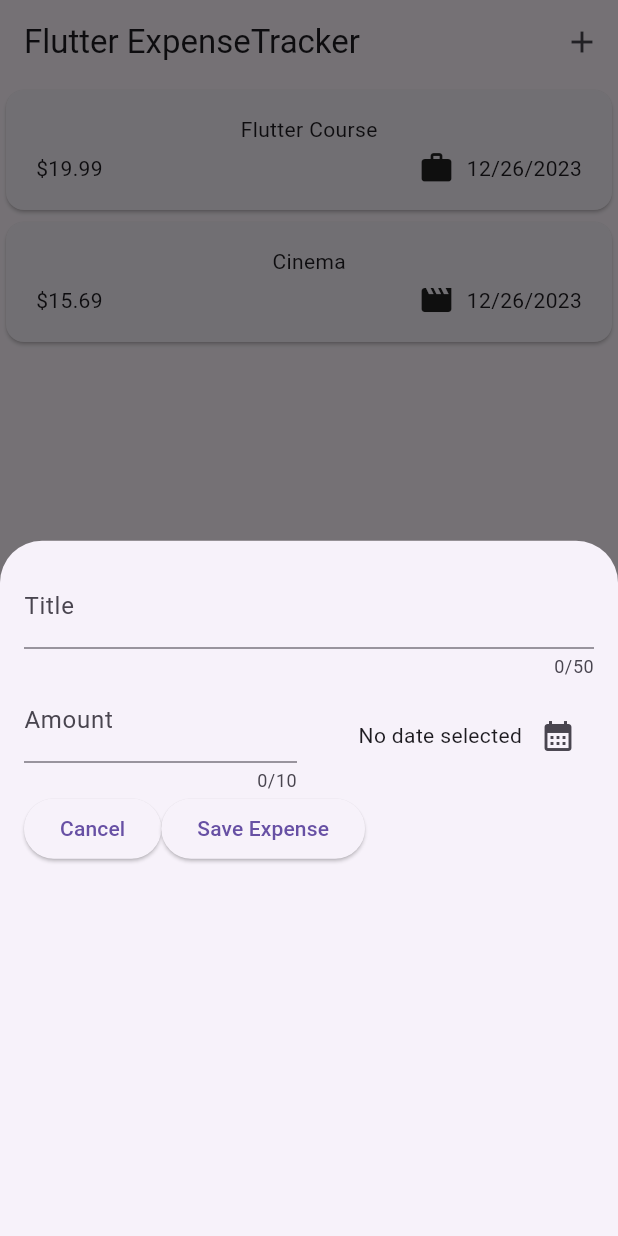
After one commit to ko-he-i/expense_tracker, a Flutter app: the screen it shows after launch, after a tap on the "add" icon, on a phone screen of 412 x 824 dp. The commit adds this screen. Run offline on Flutter 3.47's test engine with Material 2 defaults, Android fonts, the phone set to English and light mode, and no system bars.

Commit message:
new expense 作った

```diff
--- a/lib/main.dart
+++ b/lib/main.dart
@@ -3,8 +3,9 @@ import 'package:flutter/material.dart';
 
 void main() {
   runApp(
-    const MaterialApp(
-      home: Expenses(),
+    MaterialApp(
+      theme: ThemeData(useMaterial3: true),
+      home: const Expenses(),
     ),
   );
 }
--- a/lib/widgets/expenses.dart
+++ b/lib/widgets/expenses.dart
@@ -1,3 +1,4 @@
+import 'package:expense_tracker/widgets/expenses_list/new_expense.dart';
 import 'package:flutter/material.dart';
 // lib
 import 'package:expense_tracker/models/expense.dart';
@@ -25,12 +26,28 @@ class _ExpensesState extends State<Expenses> {
       category: Category.leisure,
     ),
   ];
+
+  void _openAddExpenseOverlay() {
+    showModalBottomSheet(
+      context: context,
+      builder: (ctx) => const NewExpense(),
+    );
+  }
+
   @override
   Widget build(BuildContext context) {
     return Scaffold(
+      appBar: AppBar(
+        title: const Text('Flutter ExpenseTracker'),
+        actions: [
+          IconButton(
+            onPressed: _openAddExpenseOverlay,
+            icon: const Icon(Icons.add),
+          )
+        ],
+      ),
       body: Column(
         children: [
-          const Text('The chart'),
           Expanded(
             child: ExpensesList(expenses: _registeredExpenses),
           ),
--- /dev/null
+++ b/lib/widgets/expenses_list/new_expense.dart
@@ -0,0 +1,109 @@
+import 'package:expense_tracker/models/expense.dart';
+import 'package:flutter/material.dart';
+
+class NewExpense extends StatefulWidget {
+  const NewExpense({super.key});
+
+  @override
+  State<NewExpense> createState() => _NewExpenseState();
+}
+
+class _NewExpenseState extends State<NewExpense> {
+  final _titleController = TextEditingController();
+  final _amountController = TextEditingController();
+  DateTime? _selectedDate;
+
+  void _presentDatePicker() async {
+    final now = DateTime.now();
+    final firstDate = DateTime(
+      now.year - 1,
+      now.month,
+      now.day,
+    );
+    final pickedDate = await showDatePicker(
+      context: context,
+      initialDate: now,
+      firstDate: firstDate,
+      lastDate: now,
+    );
+    setState(() {
+      _selectedDate = pickedDate;
+    });
+  }
+
+  @override
+  void dispose() {
+    _titleController.dispose();
+    _amountController.dispose();
+    super.dispose();
+  }
+
+  @override
+  Widget build(BuildContext context) {
+    return Padding(
+      padding: const EdgeInsets.all(16),
+      child: Column(
+        children: [
+          TextField(
+            controller: _titleController,
+            maxLength: 50,
+            keyboardType: TextInputType.phone,
+            decoration: const InputDecoration(
+              label: Text('Title'),
+            ),
+          ),
+          Row(
+            children: [
+              Expanded(
+                child: TextField(
+                  controller: _amountController,
+                  maxLength: 10,
+                  keyboardType: TextInputType.number,
+                  decoration: const InputDecoration(
+                    prefixText: '\$ ',
+                    label: Text('Amount'),
+                  ),
+                ),
+              ),
+              const SizedBox(width: 16),
+              Expanded(
+                child: Row(
+                  mainAxisAlignment: MainAxisAlignment.end,
+                  crossAxisAlignment: CrossAxisAlignment.center,
+                  children: [
+                    Text(
+                      _selectedDate == null
+                          ? 'No date selected'
+                          : formatter.format(_selectedDate!),
+                    ),
+                    IconButton(
+                      onPressed: _presentDatePicker,
+                      icon: const Icon(Icons.calendar_month),
+                    )
+                  ],
+                ),
+              ),
+            ],
+          ),
+          Row(
+            children: [
+              ElevatedButton(
+                onPressed: () {
+                  Navigator.pop(context);
+                },
+                child: const Text('Cancel'),
+              ),
+              ElevatedButton(
+                onPressed: () {
+                  print(_titleController.text);
+                  print(_amountController.text);
+                },
+                child: const Text('Save Expense'),
+              ),
+            ],
+          ),
+        ],
+      ),
+    );
+  }
+}
```
